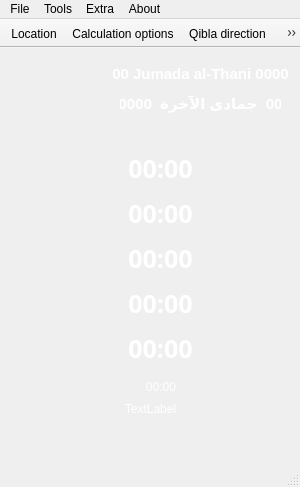
Above: ui/salat.ui from jabouzi/qsalat before the change. Below: the same form after it.
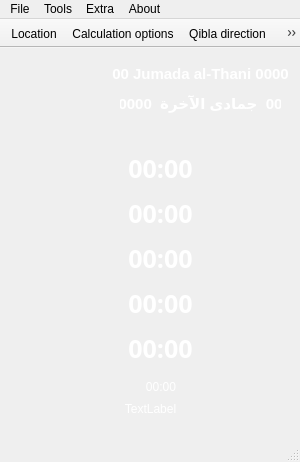
That is the form after the change. Icons and pictures are not drawn.

Commit message: change height from 487 to 462 for unity

The edit to the form file:
```diff
--- a/ui/salat.ui
+++ b/ui/salat.ui
@@ -7,19 +7,19 @@
     <x>0</x>
     <y>0</y>
     <width>300</width>
-    <height>487</height>
+    <height>462</height>
    </rect>
   </property>
   <property name="minimumSize">
    <size>
     <width>300</width>
-    <height>487</height>
+    <height>462</height>
    </size>
   </property>
   <property name="maximumSize">
    <size>
     <width>300</width>
-    <height>487</height>
+    <height>462</height>
    </size>
   </property>
   <property name="windowTitle">
```
Left out of the diff: 2 changed lines with no effect on the pictures.
